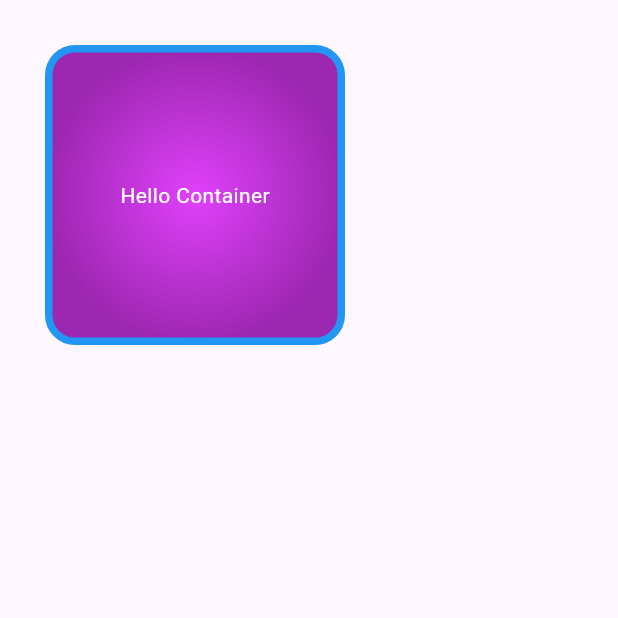
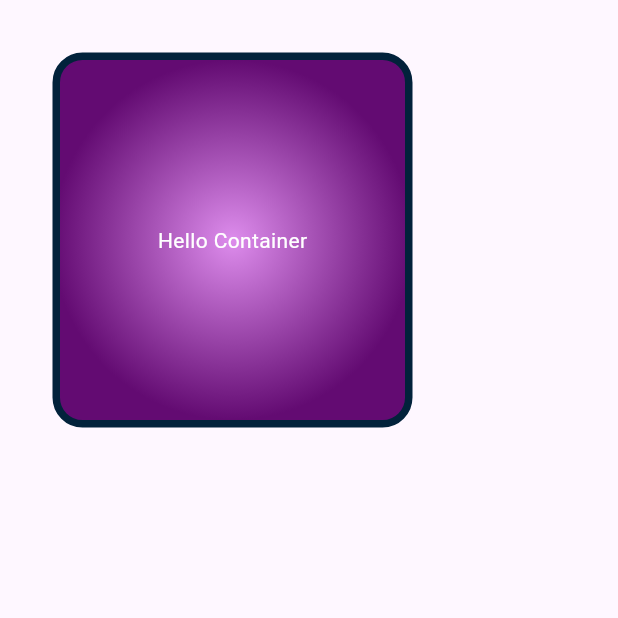
Before and after one commit to raihanverse/Flutter_310_g_raihan, a Flutter app: the Assignment3 screen opened directly, on a phone screen of 412 x 824 dp, the top half of it. Run offline on Flutter 3.47's test engine with Material 3 defaults, Android fonts, the phone set to English and light mode, and no system bars.

Commit message:
some necessary edits

```diff
--- a/lib/assignment02.dart
+++ b/lib/assignment02.dart
@@ -7,21 +7,21 @@ class Assignment3 extends StatelessWidget {
   Widget build(BuildContext context) {
     return Scaffold(
       body: Container(
-        height: 200,
-        width: 200,
-        padding: const EdgeInsets.all(20),
-        margin: const EdgeInsets.all(30),
+        height: 250,
+        width: 240,
+        padding: const EdgeInsets.all(35),
+        margin: const EdgeInsets.all(35),
         alignment: Alignment.center,
         decoration: BoxDecoration(
-          border: Border.all(width: 5, color: Colors.blue),
+          border: Border.all(width: 5, color: const Color.fromARGB(255, 2, 34, 59)),
           borderRadius: const BorderRadius.all(Radius.circular(20)),
           gradient: const RadialGradient(
-            colors: [Colors.purpleAccent, Colors.purple],
+            colors: [Color.fromARGB(255, 221, 140, 236), Color.fromARGB(255, 99, 11, 114)],
           ),
         ),
         child: const Text(
           "Hello Container",
-          style: TextStyle(color: Colors.white),
+          style: TextStyle(color: Color.fromARGB(255, 255, 255, 255)),
         ),
       ),
     );
```
